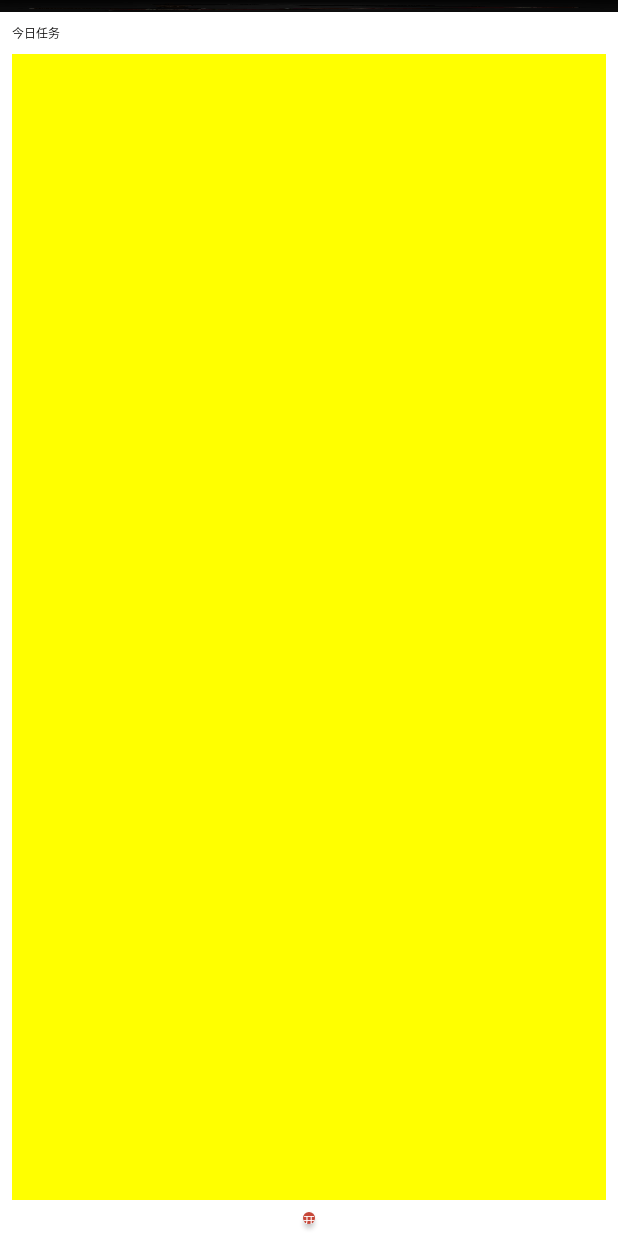
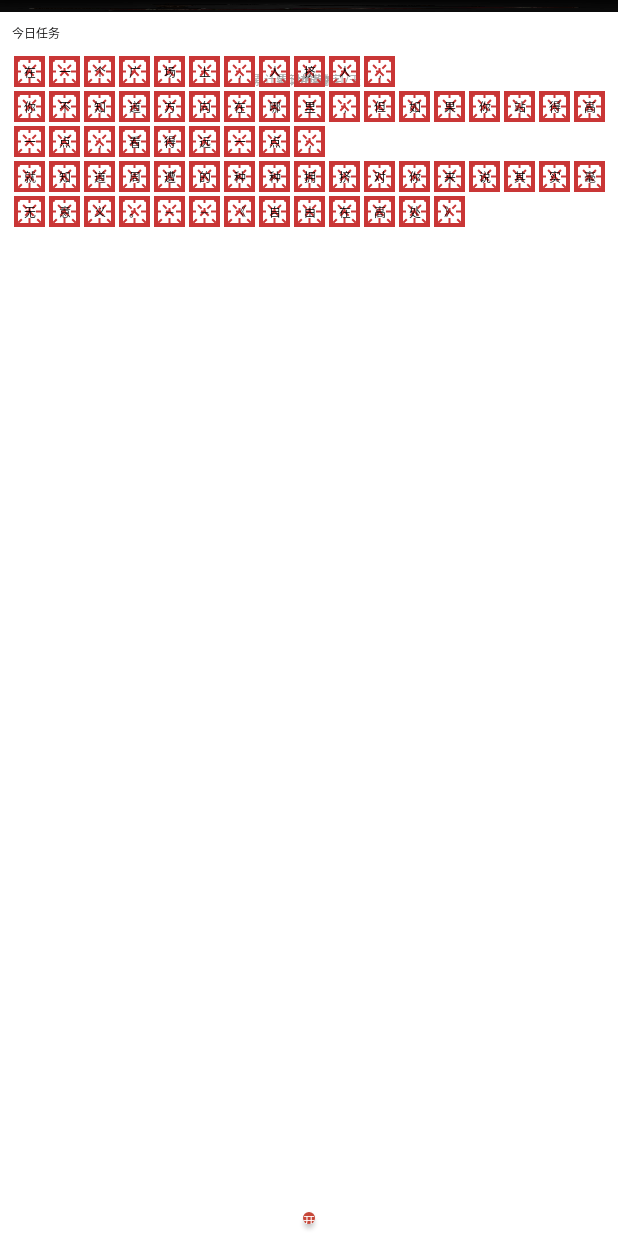
Before and after one commit to zgy441008825/Calligraphy, an Android app: the screen it shows after launch (MainActivity), on a phone screen of 412 x 824 dp. Run offline under Robolectric (Android 15) with nearby library versions, the phone set to English and light mode, and no system bars; libraries missing offline, so code that uses them is left out: com.zougy.views, org.xutils.common, org.xutils.x; Roboto replaces fonts that are not available here; 5 statements that could not run were skipped.

Commit message:
处理普通布局模式的绘制

```diff
--- a/app/src/main/java/com/zougy/calligraphy/view/widget/BaseCalligraphyView.kt
+++ b/app/src/main/java/com/zougy/calligraphy/view/widget/BaseCalligraphyView.kt
@@ -7,7 +7,6 @@ import android.graphics.Paint
 import android.graphics.Typeface
 import android.text.TextPaint
 import android.util.AttributeSet
-import android.util.Log
 import android.view.View
 import com.zougy.calligraphy.R
 import org.xutils.common.util.DensityUtil
@@ -38,7 +37,7 @@ abstract class BaseCalligraphyView : View {
     /**
      * 网格线的大小
      */
-    private var gridLineWidth = 2f
+    private var gridLineWidth = 4f
 
     /**
      * 斜线大小
@@ -54,7 +53,7 @@ abstract class BaseCalligraphyView : View {
     /**
      * 网格颜色
      */
-    private var gridColor = Color.RED
+    private var gridColor = Color.parseColor("#C93636")
 
     /**
      * 显示的文本
@@ -69,11 +68,7 @@ abstract class BaseCalligraphyView : View {
     /**
      * 字体大小
      */
-    var textSize = DensityUtil.dip2px(20f).toFloat()
-        set(value) {
-            field = value
-            invalidate()
-        }
+    private var textSize = DensityUtil.dip2px(20f).toFloat()
 
     /**
      * 字体距离边框的距离
@@ -100,28 +95,28 @@ abstract class BaseCalligraphyView : View {
         if (attrs != null) {
             val typeArray = context.obtainStyledAttributes(attrs, R.styleable.BaseCalligraphyView)
             gridLineWidth =
-                typeArray.getDimension(R.styleable.BaseCalligraphyView_gridLineWidth, 2f)
+                typeArray.getDimension(R.styleable.BaseCalligraphyView_gridLineWidth, gridLineWidth)
             gridSlashWidth =
-                typeArray.getDimension(R.styleable.BaseCalligraphyView_gridSlashWidth, 2f)
+                typeArray.getDimension(R.styleable.BaseCalligraphyView_gridSlashWidth, gridSlashWidth)
             gridBgStyle =
                 typeArray.getInt(
                     R.styleable.BaseCalligraphyView_gridBgStyle,
-                    GridBgStyle.MIZI
+                    gridBgStyle
                 )
-            gridColor = typeArray.getColor(R.styleable.BaseCalligraphyView_gridColor, Color.RED)
+            gridColor = typeArray.getColor(R.styleable.BaseCalligraphyView_gridColor, gridColor)
             text = typeArray.getString(R.styleable.BaseCalligraphyView_android_text).toString()
             textColor =
-                typeArray.getColor(R.styleable.BaseCalligraphyView_android_textColor, Color.BLACK)
+                typeArray.getColor(R.styleable.BaseCalligraphyView_android_textColor, textColor)
             textSize = typeArray.getDimension(
                 R.styleable.BaseCalligraphyView_android_textSize,
-                DensityUtil.dip2px(20f).toFloat()
+                textSize
             )
             textPadding = typeArray.getDimension(
                 R.styleable.BaseCalligraphyView_android_padding,
-                0f
+                textPadding.toFloat()
             ).toInt()
-            enableGrid = typeArray.getBoolean(R.styleable.BaseCalligraphyView_enableGridBackground, true)
-            fontType = typeArray.getInt(R.styleable.BaseCalligraphyView_textFontType, 0)
+            enableGrid = typeArray.getBoolean(R.styleable.BaseCalligraphyView_enableGridBackground, enableGrid)
+            fontType = typeArray.getInt(R.styleable.BaseCalligraphyView_textFontType, fontType)
 
             typeArray.recycle()
         }
@@ -134,7 +129,7 @@ abstract class BaseCalligraphyView : View {
         gridLinePaint.isAntiAlias = true
         gridLinePaint.strokeWidth = gridSlashWidth
         gridLinePaint.color = gridColor
-        gridLinePaint.pathEffect = DashPathEffect(floatArrayOf(10f, 10f), 40f)
+        gridLinePaint.pathEffect = DashPathEffect(floatArrayOf(5f, 5f), 20f)
         setLayerType(LAYER_TYPE_SOFTWARE, gridLinePaint)
 
         textPaint.isAntiAlias = true
--- a/app/src/main/java/com/zougy/calligraphy/view/widget/CalligraphyLayout.kt
+++ b/app/src/main/java/com/zougy/calligraphy/view/widget/CalligraphyLayout.kt
@@ -3,11 +3,12 @@ package com.zougy.calligraphy.view.widget
 import android.content.Context
 import android.graphics.Bitmap
 import android.graphics.Canvas
-import android.graphics.Color
 import android.graphics.RectF
 import android.text.TextUtils
 import android.util.AttributeSet
 import android.util.Log
+import android.view.MotionEvent
+import android.widget.Scroller
 import androidx.core.view.marginRight
 import androidx.core.view.marginStart
 import com.zougy.calligraphy.R
@@ -34,11 +35,7 @@ class CalligraphyLayout : CalligraphyViewOneChar {
      * 布局模式
      * @see LayoutType
      */
-    var layoutType = NORMAL
-        set(value) {
-            field = value
-            invalidate()
-        }
+    private var layoutType = NORMAL
 
     /**
      * 每个字水平间距
@@ -57,6 +54,12 @@ class CalligraphyLayout : CalligraphyViewOneChar {
 
     private lateinit var bitmapCanvas: Canvas
 
+    /**
+     * 滑动控件
+     */
+    private lateinit var scroller: Scroller
+
+
     constructor(context: Context) : this(context, null)
 
     constructor(context: Context, attributeSet: AttributeSet?) : this(context, attributeSet, 0)
@@ -72,15 +75,25 @@ class CalligraphyLayout : CalligraphyViewOneChar {
             layoutType = typeArray.getInt(R.styleable.CalligraphyLayout_layoutType, NORMAL)
             typeArray.recycle()
         }
-        Log.d("CalligraphyLayout", "ZLog initView $itemHorSpace  $itemVerSpace")
+        scroller = Scroller(context, null, true)
+    }
+
+    override fun computeScroll() {
+        super.computeScroll()
+//        Log.d("CalligraphyLayout", "ZLog computeScroll ${scroller.computeScrollOffset()}")
+//        Log.d("CalligraphyLayout", "ZLog computeScroll ${scroller.currX}  ${scroller.currY}")
+//        if (scroller.computeScrollOffset()) {
+//            scrollTo(scroller.currX, scrollY)
+//            invalidate()
+//        }
     }
 
     override fun onSizeChanged(w: Int, h: Int, oldw: Int, oldh: Int) {
         super.onSizeChanged(w, h, oldw, oldh)
         bitmapView = Bitmap.createBitmap(measureBitmapWidth(), measureBitmapHeight(), Bitmap.Config.ARGB_8888)
         bitmapCanvas = Canvas(bitmapView)
-        bitmapCanvas.drawColor(Color.YELLOW)
         Log.d("CalligraphyLayout", "ZLog onSizeChanged bitmapView:${bitmapView.width} ${bitmapView.height}")
+        Log.d("CalligraphyLayout", "ZLog onSizeChanged view:$viewWidth  $viewHeight")
         layoutText()
     }
 
@@ -106,7 +119,7 @@ class CalligraphyLayout : CalligraphyViewOneChar {
             }
             VER_LEFT,
             VER_RIGHT -> {
-                width = if (text.contentEquals("\n")) {
+                width = if (text.contains("\n")) {
                     val textArr = text.split("\n")
                     (oneTextSize + itemHorSpace) * textArr.size + marginStart + marginRight
                 } else {
@@ -135,9 +148,8 @@ class CalligraphyLayout : CalligraphyViewOneChar {
             NORMAL -> {
                 //一行显示多少个字
                 val textRowCnt = if ((viewWidth % oneTextSize) != 0) viewWidth / oneTextSize - 1 else viewWidth / oneTextSize
-                Log.d("CalligraphyLayout", "ZLog measureBitmapHeight textRowCnt:$textRowCnt  viewWidth:$viewWidth  oneTextW:$oneTextSize")
                 val columns =
-                    if (text.contentEquals("\n")) {
+                    if (text.contains("\n")) {
                         val textArr = text.split("\n")
                         var colCnt = 0
                         textArr.filter { it.length > textRowCnt }.forEach {
@@ -147,7 +159,6 @@ class CalligraphyLayout : CalligraphyViewOneChar {
                     } else {//如果不包含手动换行，则直接计算有多少行
                         if (text.length % textRowCnt != 0) text.length / textRowCnt + 1 else text.length / textRowCnt
                     }
-                Log.d("CalligraphyLayout", "ZLog measureBitmapHeight columns:$columns oneTextH:$oneTextSize text:${text.length}")
                 height = columns * oneTextSize
             }
             SINGLE_LINE -> {
@@ -155,7 +166,7 @@ class CalligraphyLayout : CalligraphyViewOneChar {
             }
             VER_LEFT,
             VER_RIGHT -> {
-                height = if (text.contentEquals("\n")) {
+                height = if (text.contains("\n")) {
                     val maxLen = text.split("\n").maxBy { it.length }!!.length
                     maxLen * oneTextSize
                 } else {
@@ -185,8 +196,8 @@ class CalligraphyLayout : CalligraphyViewOneChar {
      * 其大小包含了左右padding和边框线的宽度
      */
     private fun getOneTextSize(): Int {
-        val oneTextW = (textPaint.measureText(text[0].toString()) + textPadding * 2 + textPaint.strokeWidth * 2).toInt()
-        val oneTextH = ((textPaint.fontMetrics.bottom - textPaint.fontMetrics.top) + textPadding * 2 + textPaint.strokeWidth * 2).toInt()
+        val oneTextW = (textPaint.measureText(text[0].toString()) + textPadding * 2 + gridBorderPaint.strokeWidth * 2).toInt()
+        val oneTextH = ((textPaint.fontMetrics.bottom - textPaint.fontMetrics.top) + textPadding * 2 + gridBorderPaint.strokeWidth * 2).toInt()
         return oneTextH.coerceAtLeast(oneTextW)
     }
 
@@ -195,15 +206,40 @@ class CalligraphyLayout : CalligraphyViewOneChar {
      */
     private fun drawNormal() {
         val oneTextSize = getOneTextSize()
-        if (text.contentEquals("\n")){
+        val rectF = RectF(0f, 0f, 0f, 0f)
+        var rowCnt = 0
+        if (text.contains("\n")) {
             val textArrays = text.split("\n")
-            val rectF = RectF()
-            var rowCnt = 0
             textArrays.forEach {
-                Log.d("CalligraphyLayout", "ZLog drawNormal one line string $it")
-                for (i in 0 until it.length){
-
+                var index = 0//记录当前行绘制到第几列
+                for (i in it.indices) {
+                    rectF.left = index * (oneTextSize + itemHorSpace) + gridBorderPaint.strokeWidth
+                    rectF.right = rectF.left + oneTextSize + gridBorderPaint.strokeWidth
+                    if (rectF.right > viewWidth) {//换行
+                        index = 0
+                        rowCnt++
+                        rectF.left = gridBorderPaint.strokeWidth
+                        rectF.right = rectF.left + oneTextSize + gridBorderPaint.strokeWidth
+                    }
+                    rectF.top = rowCnt * (oneTextSize + itemVerSpace) + gridBorderPaint.strokeWidth
+                    rectF.bottom = rectF.top + oneTextSize + gridBorderPaint.strokeWidth
+                    drawOneText(it[i], bitmapCanvas, rectF)
+                    index++
                 }
+                rowCnt++
+            }
+        } else {
+            for (i in text.indices) {
+                rectF.left = (i * oneTextSize + itemHorSpace).toFloat()
+                rectF.right = rectF.left + oneTextSize
+                if (rectF.right > viewWidth) {
+                    rowCnt++
+                    rectF.left = 0f
+                    rectF.right = rectF.left + oneTextSize
+                }
+                rectF.top = (rowCnt * (oneTextSize + itemVerSpace)).toFloat()
+                rectF.bottom = rectF.top + oneTextSize
+                drawOneText(text[i], bitmapCanvas, rectF)
             }
         }
     }
@@ -226,6 +262,58 @@ class CalligraphyLayout : CalligraphyViewOneChar {
     override fun onDraw(canvas: Canvas?) {
         super.onDraw(canvas)
         canvas?.drawBitmap(bitmapView, 0f, 0f, gridLinePaint)
+    }
+
+    private var touchPointX = 0
+    private var touchPointY = 0
+    private var moveXCnt = 0
+    private var moveYCnt = 0
+
+    override fun onTouchEvent(event: MotionEvent?): Boolean {
+        if (bitmapView.width <= viewWidth && bitmapView.height <= viewHeight) return true
+        event?.let {
+            when (it.action) {
+                MotionEvent.ACTION_DOWN -> {
+                    touchPointX = it.x.toInt()
+                    touchPointY = it.y.toInt()
+                }
+                MotionEvent.ACTION_MOVE -> {
+                    val x = it.x.toInt()
+                    val y = it.y.toInt()
+                    var moveX = touchPointX - x
+                    var moveY = touchPointY - y
+                    moveXCnt += moveX
+                    moveYCnt += moveY
+                    val xCannotMove = moveXCnt < 0 || moveXCnt > bitmapView.width - viewWidth
+                    val yCannotMove = moveYCnt < 0 || moveYCnt > bitmapView.height - viewHeight
+                    Log.d("CalligraphyLayout", "ZLog onTouchEvent moveX:$moveX  moveY:$moveY moveYCnt:$moveYCnt  yCannotMove:$yCannotMove")
+                    if (bitmapView.width > viewWidth && bitmapView.height <= viewHeight) {//水平滑动
+                        if (xCannotMove) {
+                            moveXCnt -= moveX
+                            return true
+                        }
+                        moveY = 0
+                    } else if (bitmapView.height > viewHeight && bitmapView.width <= viewWidth) {//垂直滑动
+                        if (yCannotMove) {
+                            moveYCnt -= moveY
+                            return true
+                        }
+                        moveX = 0
+                    } else if (bitmapView.width > viewWidth && bitmapView.height > viewHeight) {
+                        if (xCannotMove && yCannotMove) {
+                            moveXCnt -= moveX
+                            moveYCnt -= moveY
+                            return true
+                        }
+                    }
+                    scrollBy(moveX, moveY)
+                    scroller.startScroll(scroller.currX, scroller.currY, moveX, moveY)
+                    touchPointX = x
+                    touchPointY = y
+                }
+            }
+        }
+        return true
     }
 
     /**
--- a/app/src/main/java/com/zougy/calligraphy/view/widget/CalligraphyViewOneChar.kt
+++ b/app/src/main/java/com/zougy/calligraphy/view/widget/CalligraphyViewOneChar.kt
@@ -5,6 +5,7 @@ import android.graphics.Canvas
 import android.graphics.RectF
 import android.text.TextUtils
 import android.util.AttributeSet
+import android.util.Log
 
 /**
  * Description:<br>
@@ -76,7 +77,6 @@ open class CalligraphyViewOneChar : BaseCalligraphyView {
      * 绘制一个字
      */
     protected fun drawOneText(c: Char, canvas: Canvas, rect: RectF) {
-
         if (enableGrid) {
             //绘制背景框
             canvas.drawRect(rect, gridBorderPaint)
--- a/app/src/main/res/layout/activity_main.xml
+++ b/app/src/main/res/layout/activity_main.xml
@@ -106,9 +106,9 @@
         android:layout_height="0dp"
         android:layout_margin="@dimen/dp_10"
         android:text="@string/testString"
-        android:textSize="@dimen/sp_20"
-        app:gridHorSpace="@dimen/dp_20"
-        app:gridVerSpace="@dimen/dp_10"
+        android:textSize="@dimen/sp_30"
+        app:gridHorSpace="@dimen/dp_5"
+        app:gridVerSpace="@dimen/dp_5"
         app:layoutType="NORMAL"
         app:layout_constraintBottom_toTopOf="@+id/acMainBtStart"
         app:layout_constraintTop_toBottomOf="@+id/acMainViewTask" />
--- a/app/src/main/res/values/strings.xml
+++ b/app/src/main/res/values/strings.xml
@@ -1,6 +1,7 @@
 <resources>
     <string name="app_name">练字</string>
     <string name="testString">在一个广场上,人挤人,\n你不知道方向在哪里,但如果你站得高一点,看得远一点,\n就知道周遭的种种拥挤对你来说其实毫无意义。——《自由在高处》</string>
+    <string name="testString_1">在一个广场上,人挤人,你不知道方向在哪里,但如果你站得高一点,看得远一点,就知道周遭的种种拥挤对你来说其实毫无意义。——《自由在高处》</string>
 
     <string name="mainTopStatisticsWordNo">累计练字/字</string>
     <string name="mainTopStatisticsTime">累计练习/分钟</string>
```
